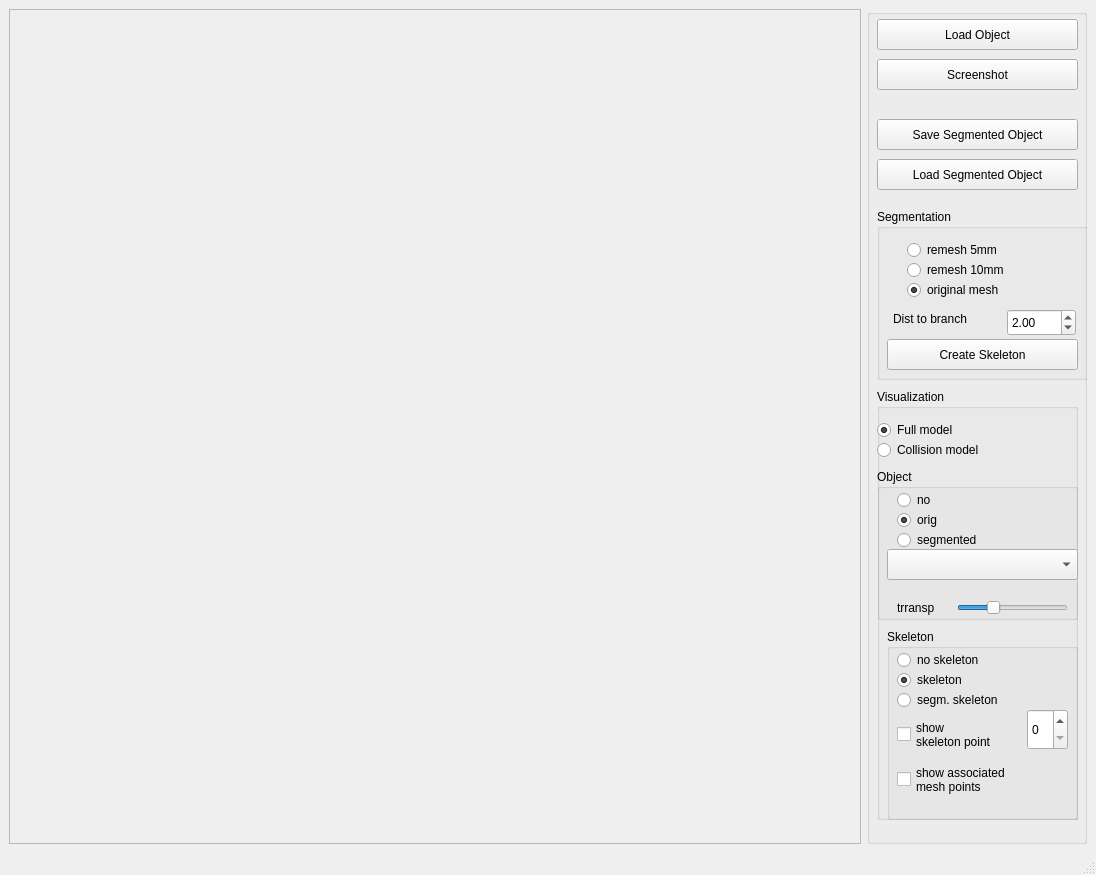
Before: the Qt Designer form Tools/ObjectSegmentationSkeleton/ObjectSegmentationSkeleton.ui in ProtolabSBRE/simox-cgal, drawn with Qt 5.
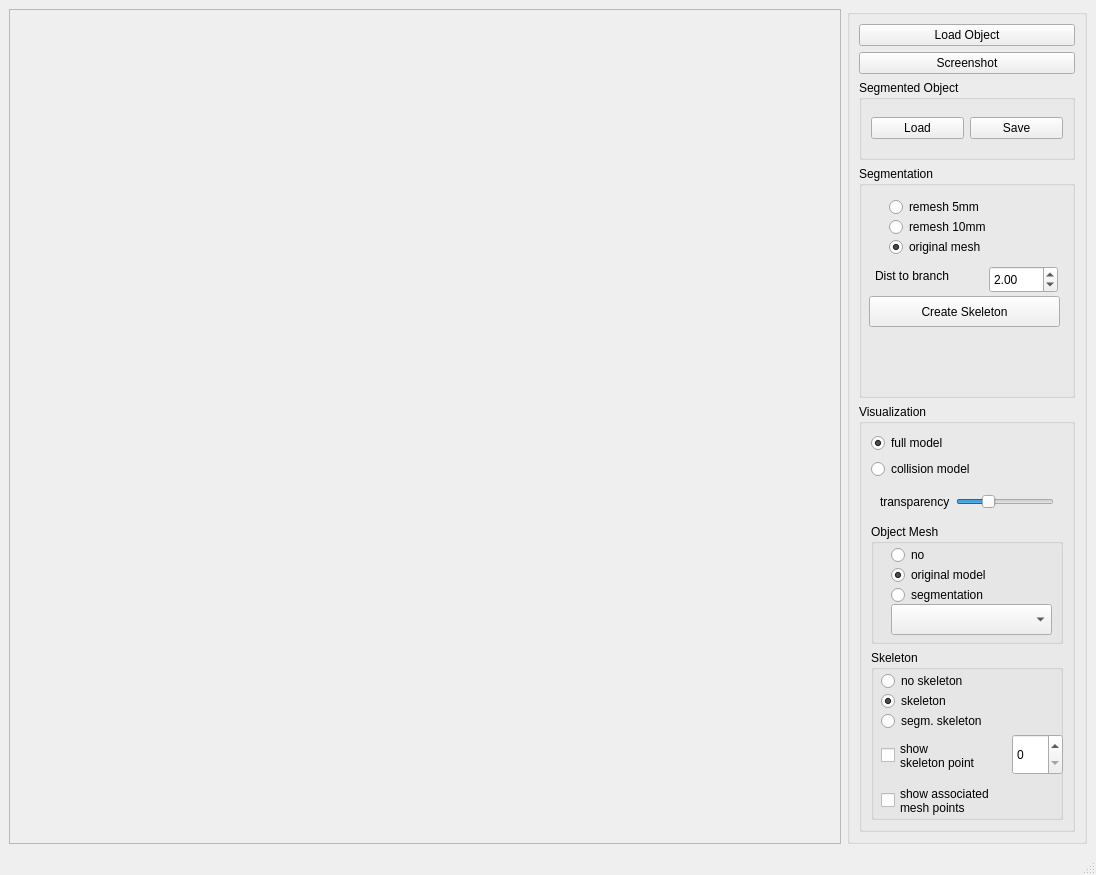
After: the same form once the commit is applied.

```diff
--- a/Tools/ObjectSegmentationSkeleton/ObjectSegmentationSkeleton.ui
+++ b/Tools/ObjectSegmentationSkeleton/ObjectSegmentationSkeleton.ui
@@ -29,7 +29,7 @@
      <widget class="QGroupBox" name="groupBox">
       <property name="minimumSize">
        <size>
-        <width>220</width>
+        <width>240</width>
         <height>0</height>
        </size>
       </property>
@@ -42,94 +42,274 @@
       <property name="title">
        <string/>
       </property>
+      <layout class="QVBoxLayout" name="verticalLayout_2">
+       <item>
       <widget class="QPushButton" name="pushButtonLoadObject">
-       <property name="geometry">
-        <rect>
-         <x>10</x>
-         <y>10</y>
-         <width>201</width>
-         <height>31</height>
-        </rect>
-       </property>
        <property name="text">
         <string>Load Object</string>
        </property>
       </widget>
+       </item>
+       <item>
       <widget class="QPushButton" name="pushButtonScreenshot">
-       <property name="geometry">
-        <rect>
-         <x>10</x>
-         <y>50</y>
-         <width>201</width>
-         <height>31</height>
-        </rect>
-       </property>
        <property name="text">
         <string>Screenshot</string>
        </property>
       </widget>
+       </item>
+       <item>
+        <widget class="QGroupBox" name="groupBox_3">
+         <property name="maximumSize">
+          <size>
+           <width>16777215</width>
+           <height>80</height>
+          </size>
+         </property>
+         <property name="title">
+          <string>Segmented Object</string>
+         </property>
+         <layout class="QHBoxLayout" name="horizontalLayout_2">
+          <item>
+           <widget class="QPushButton" name="pushButtonLoad">
+            <property name="text">
+             <string>Load</string>
+            </property>
+           </widget>
+          </item>
+          <item>
       <widget class="QPushButton" name="pushButtonSave">
+            <property name="text">
+             <string>Save</string>
+            </property>
+           </widget>
+          </item>
+         </layout>
+        </widget>
+       </item>
+       <item>
+        <widget class="QGroupBox" name="groupBoxSegmentation">
+         <property name="title">
+          <string>Segmentation</string>
+         </property>
+         <widget class="QPushButton" name="pushButtonBuild">
        <property name="geometry">
         <rect>
          <x>10</x>
-         <y>110</y>
-         <width>201</width>
+            <y>130</y>
+            <width>191</width>
          <height>31</height>
         </rect>
        </property>
        <property name="text">
-        <string>Save Segmented Object</string>
-       </property>
-      </widget>
+           <string>Create Skeleton</string>
+          </property>
+         </widget>
+         <widget class="QRadioButton" name="radioButtonR5">
+          <property name="geometry">
+           <rect>
+            <x>30</x>
+            <y>50</y>
+            <width>171</width>
+            <height>22</height>
+           </rect>
+          </property>
+          <property name="text">
+           <string>remesh 10mm</string>
+          </property>
+         </widget>
+         <widget class="QRadioButton" name="radioButtonR10">
+          <property name="geometry">
+           <rect>
+            <x>30</x>
+            <y>30</y>
+            <width>161</width>
+            <height>22</height>
+           </rect>
+          </property>
+          <property name="text">
+           <string>remesh 5mm</string>
+          </property>
+          <property name="checked">
+           <bool>false</bool>
+          </property>
+         </widget>
+         <widget class="QRadioButton" name="radioButtonRNone">
+          <property name="geometry">
+           <rect>
+            <x>30</x>
+            <y>70</y>
+            <width>171</width>
+            <height>22</height>
+           </rect>
+          </property>
+          <property name="text">
+           <string>original mesh</string>
+          </property>
+          <property name="checked">
+           <bool>true</bool>
+          </property>
+         </widget>
+         <widget class="QDoubleSpinBox" name="dsbDistBranch">
+          <property name="geometry">
+           <rect>
+            <x>130</x>
+            <y>100</y>
+            <width>69</width>
+            <height>27</height>
+           </rect>
+          </property>
+          <property name="value">
+           <double>2.000000000000000</double>
+          </property>
+         </widget>
+         <widget class="QLabel" name="label">
+          <property name="geometry">
+           <rect>
+            <x>16</x>
+            <y>100</y>
+            <width>101</width>
+            <height>20</height>
+           </rect>
+          </property>
+          <property name="text">
+           <string>Dist to branch</string>
+          </property>
+         </widget>
+        </widget>
+       </item>
+       <item>
       <widget class="QGroupBox" name="groupBoxVisualization">
-       <property name="geometry">
-        <rect>
-         <x>10</x>
-         <y>380</y>
-         <width>201</width>
-         <height>431</height>
-        </rect>
+         <property name="minimumSize">
+          <size>
+           <width>0</width>
+           <height>250</height>
+          </size>
        </property>
        <property name="title">
         <string>Visualization</string>
        </property>
+         <layout class="QVBoxLayout" name="verticalLayout">
+          <item>
        <widget class="QRadioButton" name="radioButtonFullModel">
-        <property name="geometry">
-         <rect>
-          <x>0</x>
-          <y>30</y>
-          <width>161</width>
-          <height>22</height>
-         </rect>
-        </property>
         <property name="text">
-         <string>Full model</string>
+             <string>full model</string>
         </property>
         <property name="checked">
          <bool>true</bool>
         </property>
        </widget>
+          </item>
+          <item>
        <widget class="QRadioButton" name="radioButtonColModel">
+            <property name="text">
+             <string>collision model</string>
+            </property>
+           </widget>
+          </item>
+          <item>
+           <widget class="QWidget" name="widget" native="true">
+            <layout class="QHBoxLayout" name="horizontalLayout">
+             <item>
+              <widget class="QLabel" name="label_2">
+               <property name="text">
+                <string>transparency</string>
+               </property>
+              </widget>
+             </item>
+             <item>
+              <widget class="QSlider" name="horizontalSliderTr">
+               <property name="maximum">
+                <number>100</number>
+               </property>
+               <property name="value">
+                <number>30</number>
+               </property>
+               <property name="orientation">
+                <enum>Qt::Horizontal</enum>
+               </property>
+              </widget>
+             </item>
+            </layout>
+           </widget>
+          </item>
+          <item>
+           <widget class="QGroupBox" name="groupBoxObjectNo">
+            <property name="minimumSize">
+             <size>
+              <width>0</width>
+              <height>120</height>
+             </size>
+            </property>
+            <property name="title">
+             <string>Object Mesh</string>
+            </property>
+            <widget class="QRadioButton" name="radioButtonObjectNo">
         <property name="geometry">
          <rect>
-          <x>0</x>
-          <y>50</y>
+               <x>20</x>
+               <y>20</y>
+               <width>161</width>
+               <height>22</height>
+              </rect>
+             </property>
+             <property name="text">
+              <string>no</string>
+             </property>
+             <property name="checked">
+              <bool>false</bool>
+             </property>
+            </widget>
+            <widget class="QRadioButton" name="radioButtonObjectOrig">
+             <property name="geometry">
+              <rect>
+               <x>20</x>
+               <y>40</y>
           <width>171</width>
           <height>22</height>
          </rect>
         </property>
         <property name="text">
-         <string>Collision model</string>
-        </property>
-       </widget>
+              <string>original model</string>
+             </property>
+             <property name="checked">
+              <bool>true</bool>
+             </property>
+            </widget>
+            <widget class="QRadioButton" name="radioButtonObjectSeg">
+             <property name="geometry">
+              <rect>
+               <x>20</x>
+               <y>60</y>
+               <width>171</width>
+               <height>22</height>
+              </rect>
+             </property>
+             <property name="text">
+              <string>segmentation</string>
+             </property>
+             <property name="checked">
+              <bool>false</bool>
+             </property>
+            </widget>
+            <widget class="QComboBox" name="comboBoxSegmentation">
+             <property name="geometry">
+              <rect>
+               <x>20</x>
+               <y>80</y>
+               <width>161</width>
+               <height>31</height>
+              </rect>
+             </property>
+            </widget>
+           </widget>
+          </item>
+          <item>
        <widget class="QGroupBox" name="groupBox_2">
-        <property name="geometry">
-         <rect>
-          <x>10</x>
-          <y>240</y>
-          <width>191</width>
-          <height>191</height>
-         </rect>
+            <property name="minimumSize">
+             <size>
+              <width>0</width>
+              <height>170</height>
+             </size>
         </property>
         <property name="title">
          <string>Skeleton</string>
@@ -185,9 +365,9 @@
         <widget class="QSpinBox" name="spinBoxSkeletonPoint">
          <property name="geometry">
           <rect>
-           <x>140</x>
-           <y>80</y>
-           <width>41</width>
+               <x>141</x>
+               <y>84</y>
+               <width>51</width>
            <height>41</height>
           </rect>
          </property>
@@ -230,227 +410,11 @@
          </property>
         </widget>
        </widget>
-       <widget class="QGroupBox" name="groupBoxObjectNo">
-        <property name="geometry">
-         <rect>
-          <x>0</x>
-          <y>80</y>
-          <width>201</width>
-          <height>151</height>
-         </rect>
-        </property>
-        <property name="title">
-         <string>Object</string>
-        </property>
-        <widget class="QRadioButton" name="radioButtonObjectNo">
-         <property name="geometry">
-          <rect>
-           <x>20</x>
-           <y>20</y>
-           <width>161</width>
-           <height>22</height>
-          </rect>
-         </property>
-         <property name="text">
-          <string>no</string>
-         </property>
-         <property name="checked">
-          <bool>false</bool>
-         </property>
+          </item>
+         </layout>
         </widget>
-        <widget class="QRadioButton" name="radioButtonObjectOrig">
-         <property name="geometry">
-          <rect>
-           <x>20</x>
-           <y>40</y>
-           <width>171</width>
-           <height>22</height>
-          </rect>
-         </property>
-         <property name="text">
-          <string>orig</string>
-         </property>
-         <property name="checked">
-          <bool>true</bool>
-         </property>
-        </widget>
-        <widget class="QRadioButton" name="radioButtonObjectSeg">
-         <property name="geometry">
-          <rect>
-           <x>20</x>
-           <y>60</y>
-           <width>171</width>
-           <height>22</height>
-          </rect>
-         </property>
-         <property name="text">
-          <string>segmented</string>
-         </property>
-         <property name="checked">
-          <bool>false</bool>
-         </property>
-        </widget>
-        <widget class="QComboBox" name="comboBoxSegmentation">
-         <property name="geometry">
-          <rect>
-           <x>10</x>
-           <y>80</y>
-           <width>191</width>
-           <height>31</height>
-          </rect>
-         </property>
-        </widget>
-        <widget class="QSlider" name="horizontalSliderTr">
-         <property name="geometry">
-          <rect>
-           <x>80</x>
-           <y>129</y>
-           <width>111</width>
-           <height>20</height>
-          </rect>
-         </property>
-         <property name="maximum">
-          <number>100</number>
-         </property>
-         <property name="value">
-          <number>30</number>
-         </property>
-         <property name="orientation">
-          <enum>Qt::Horizontal</enum>
-         </property>
-        </widget>
-        <widget class="QLabel" name="label_2">
-         <property name="geometry">
-          <rect>
-           <x>20</x>
-           <y>130</y>
-           <width>67</width>
-           <height>17</height>
-          </rect>
-         </property>
-         <property name="text">
-          <string>trransp</string>
-         </property>
-        </widget>
-        <zorder>radioButtonObjectNo</zorder>
-        <zorder>radioButtonObjectOrig</zorder>
-        <zorder>radioButtonObjectSeg</zorder>
-        <zorder>comboBoxSegmentation</zorder>
-        <zorder>groupBox_2</zorder>
-        <zorder>horizontalSliderTr</zorder>
-        <zorder>label_2</zorder>
-       </widget>
-      </widget>
-      <widget class="QPushButton" name="pushButtonLoad">
-       <property name="geometry">
-        <rect>
-         <x>10</x>
-         <y>150</y>
-         <width>201</width>
-         <height>31</height>
-        </rect>
-       </property>
-       <property name="text">
-        <string>Load Segmented Object</string>
-       </property>
-      </widget>
-      <widget class="QGroupBox" name="groupBoxSegmentation">
-       <property name="geometry">
-        <rect>
-         <x>10</x>
-         <y>200</y>
-         <width>211</width>
-         <height>171</height>
-        </rect>
-       </property>
-       <property name="title">
-        <string>Segmentation</string>
-       </property>
-       <widget class="QPushButton" name="pushButtonBuild">
-        <property name="geometry">
-         <rect>
-          <x>10</x>
-          <y>130</y>
-          <width>191</width>
-          <height>31</height>
-         </rect>
-        </property>
-        <property name="text">
-         <string>Create Skeleton</string>
-        </property>
-       </widget>
-       <widget class="QRadioButton" name="radioButtonR5">
-        <property name="geometry">
-         <rect>
-          <x>30</x>
-          <y>50</y>
-          <width>171</width>
-          <height>22</height>
-         </rect>
-        </property>
-        <property name="text">
-         <string>remesh 10mm</string>
-        </property>
-       </widget>
-       <widget class="QRadioButton" name="radioButtonR10">
-        <property name="geometry">
-         <rect>
-          <x>30</x>
-          <y>30</y>
-          <width>161</width>
-          <height>22</height>
-         </rect>
-        </property>
-        <property name="text">
-         <string>remesh 5mm</string>
-        </property>
-        <property name="checked">
-         <bool>false</bool>
-        </property>
-       </widget>
-       <widget class="QRadioButton" name="radioButtonRNone">
-        <property name="geometry">
-         <rect>
-          <x>30</x>
-          <y>70</y>
-          <width>171</width>
-          <height>22</height>
-         </rect>
-        </property>
-        <property name="text">
-         <string>original mesh</string>
-        </property>
-        <property name="checked">
-         <bool>true</bool>
-        </property>
-       </widget>
-       <widget class="QDoubleSpinBox" name="dsbDistBranch">
-        <property name="geometry">
-         <rect>
-          <x>130</x>
-          <y>100</y>
-          <width>69</width>
-          <height>27</height>
-         </rect>
-        </property>
-        <property name="value">
-         <double>2.000000000000000</double>
-        </property>
-       </widget>
-       <widget class="QLabel" name="label">
-        <property name="geometry">
-         <rect>
-          <x>16</x>
-          <y>100</y>
-          <width>101</width>
-          <height>20</height>
-         </rect>
-        </property>
-        <property name="text">
-         <string>Dist to branch</string>
-        </property>
-       </widget>
-      </widget>
+       </item>
+      </layout>
      </widget>
     </item>
    </layout>
```
Left out of the diff: 2 changed lines with no effect on the pictures. Lines whose indentation alone changed are shown as unchanged.
